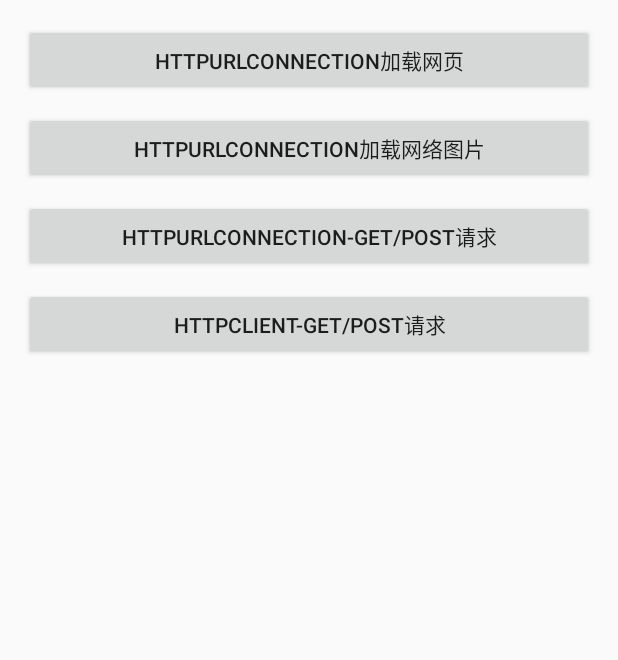
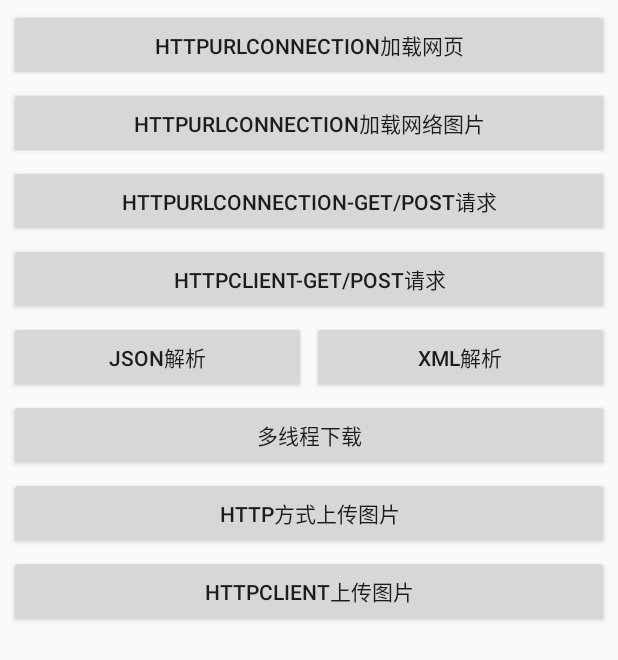
Before and after one commit to yangshangwei/AndroidTourist, an Android app: the layout activity_http.xml on its own in the app's theme, with its tools: preview values and no code run, on a phone screen of 412 x 824 dp. Shown: the top 660 px of the screen. Run offline under Robolectric (Android 15) with nearby library versions, the phone set to English and light mode, and no system bars.

Commit message:
调整新增UI，功能待实现，服务端增加了返回json的功能，客户端解析待开发

```diff
--- a/androidbase/src/main/java/com/turing/base/http/HttpThreadPostMethod.java
+++ b/androidbase/src/main/java/com/turing/base/http/HttpThreadPostMethod.java
@@ -39,7 +39,6 @@ public class HttpThreadPostMethod extends Thread {
     public void run() {
         doPost();
     }
-
 
     /**
      * Post方法
--- a/androidbase/src/main/res/layout/activity_http.xml
+++ b/androidbase/src/main/res/layout/activity_http.xml
@@ -2,35 +2,78 @@
 <LinearLayout xmlns:android="http://schemas.android.com/apk/res/android"
     android:layout_width="match_parent"
     android:layout_height="match_parent"
-    android:layout_margin="5dp"
+    android:layout_margin="2dp"
     android:orientation="vertical"
-    android:padding="5dp">
+    android:padding="2dp">
 
     <Button
         android:id="@+id/id_btn_loadWeb"
         android:layout_width="match_parent"
         android:layout_height="wrap_content"
-        android:layout_margin="5dp"
+        android:layout_margin="2dp"
         android:text="@string/loadWeb" />
 
     <Button
-    android:id="@+id/id_btn_loadPic"
-    android:layout_width="match_parent"
-    android:layout_height="wrap_content"
-    android:layout_margin="5dp"
-    android:text="@string/loadPic" />
+        android:id="@+id/id_btn_loadPic"
+        android:layout_width="match_parent"
+        android:layout_height="wrap_content"
+        android:layout_margin="2dp"
+        android:text="@string/loadPic" />
 
     <Button
         android:id="@+id/id_btn_httpUrlConnectionOper"
         android:layout_width="match_parent"
         android:layout_height="wrap_content"
-        android:layout_margin="5dp"
+        android:layout_margin="2dp"
         android:text="@string/GetAndPostMethod" />
 
     <Button
         android:id="@+id/id_btn_HttpClientOper"
         android:layout_width="match_parent"
         android:layout_height="wrap_content"
-        android:layout_margin="5dp"
+        android:layout_margin="2dp"
         android:text="@string/GetAndPostMethodHttpClient" />
+
+    <LinearLayout
+        android:layout_width="match_parent"
+        android:layout_height="wrap_content"
+        android:orientation="horizontal">
+
+        <Button
+            android:id="@+id/id_btn_JsonModule"
+            android:layout_width="0dp"
+            android:layout_height="wrap_content"
+            android:layout_margin="2dp"
+            android:layout_weight="1"
+            android:text="@string/json" />
+
+        <Button
+            android:id="@+id/id_btn_XmlModule"
+            android:layout_width="0dp"
+            android:layout_height="wrap_content"
+            android:layout_margin="2dp"
+            android:layout_weight="1"
+            android:text="@string/xml" />
+    </LinearLayout>
+
+    <Button
+        android:id="@+id/id_btn_multiThread"
+        android:layout_width="match_parent"
+        android:layout_height="wrap_content"
+        android:layout_margin="2dp"
+        android:text="@string/mulitDownLoad" />
+
+    <Button
+        android:id="@+id/id_btn_httpUpLoad"
+        android:layout_width="match_parent"
+        android:layout_height="wrap_content"
+        android:layout_margin="2dp"
+        android:text="@string/httpUpLoad" />
+
+    <Button
+        android:id="@+id/id_btn_httpClientUpload"
+        android:layout_width="match_parent"
+        android:layout_height="wrap_content"
+        android:layout_margin="2dp"
+        android:text="@string/httpClientUpload" />
 </LinearLayout>
--- a/androidbase/src/main/res/values/strings.xml
+++ b/androidbase/src/main/res/values/strings.xml
@@ -17,4 +17,9 @@
     <string name="GetAndPostMethodHttpClient">HttpClient-Get/Post请求</string>
     <string name="hc_get">HttpClient-Get请求</string>
     <string name="hc_post">HttpClient-Post请求</string>
+    <string name="json">JSON解析</string>
+    <string name="xml">XML解析</string>
+    <string name="httpUpLoad">Http方式上传图片</string>
+    <string name="httpClientUpload">HttpClient上传图片</string>
+    <string name="mulitDownLoad">多线程下载</string>
 </resources>
```
